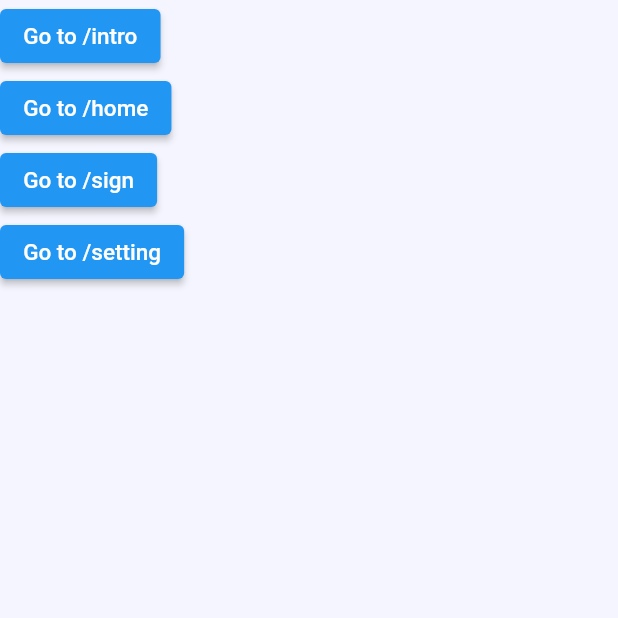
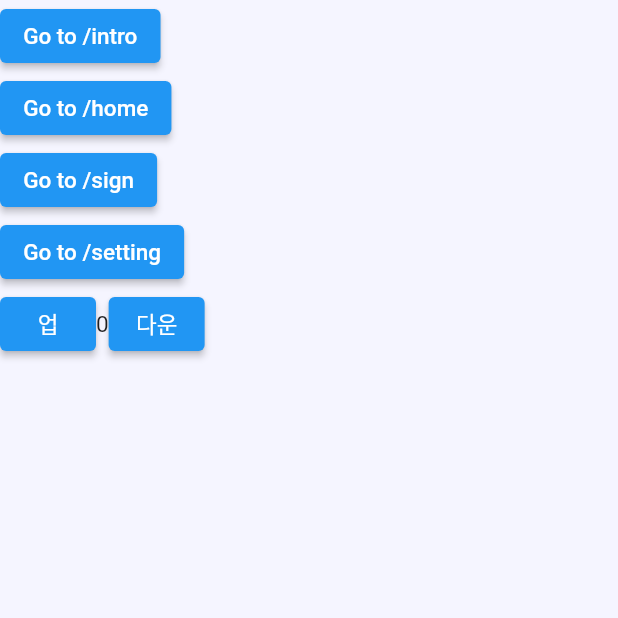
Before and after one commit to Munbear/kiffy-app-copy, a Flutter app: the screen it shows after launch, on a phone screen of 412 x 824 dp, the top half of it. Run offline on Flutter 3.47's test engine with Material 2 defaults, Android fonts, the phone set to English and light mode, and no system bars; our stand-ins replace easy_localization, firebase_auth, firebase_core, flutter_riverpod, go_router, google_sign_in and 1 more; accounts and stored records are empty.

```diff
--- a/lib/view/screens/helper_screen.dart
+++ b/lib/view/screens/helper_screen.dart
@@ -1,5 +1,4 @@
-import 'dart:ffi';
-
+import 'package:Kiffy/providers/test_provider.dart';
 import 'package:Kiffy/view/screens/home_screen.dart';
 import 'package:Kiffy/view/screens/intro_screen.dart';
 import 'package:Kiffy/view/screens/setting_profile_screen.dart';
@@ -28,11 +27,21 @@ class _HelperScreenState extends ConsumerState<HelperScreen> {
   ];
 
   @override
-  Widget build(BuildContext context) => Scaffold(
-        backgroundColor: Color(0xf5f5f5ff),
-        body: SafeArea(
-            child: Column(
-          children: pageRoutes
+  void initState() {
+    super.initState();
+    ref.read(counterProvider);
+  }
+
+  @override
+  Widget build(BuildContext context) {
+    final counter = ref.watch(counterProvider);
+
+    return Scaffold(
+      backgroundColor: Color(0xf5f5f5ff),
+      body: SafeArea(
+          child: Column(
+        children: [
+          pageRoutes
               .map((pageRoute) => Row(
                     children: [
                       Column(
@@ -45,6 +54,23 @@ class _HelperScreenState extends ConsumerState<HelperScreen> {
                     ],
                   ))
               .toList(),
-        )),
-      );
+          [
+            Row(
+              children: [
+                ElevatedButton(
+                    onPressed: () =>
+                        ref.read(counterProvider.notifier).increment(),
+                    child: Text("업")),
+                Text("${counter}"),
+                ElevatedButton(
+                    onPressed: () =>
+                        ref.read(counterProvider.notifier).decrement(),
+                    child: Text("다운"))
+              ],
+            )
+          ]
+        ].expand((element) => element).toList(),
+      )),
+    );
+  }
 }
--- a/pubspec.yaml
+++ b/pubspec.yaml
@@ -34,6 +34,7 @@ dependencies:
   flutter_riverpod: ^2.0.0
   easy_localization: ^3.0.1
   image_picker: ^0.8.6
+#  flutter_secure_storage: ^6.1.0
 
 dev_dependencies:
   flutter_test:
```
Also changed, not shown: lib/backend/api_client.dart (added, +69 -0 lines), lib/providers/auth_provider.dart (added, +59 -0 lines), lib/view/screens/sign_in_screen.dart (+7 -2 lines).
